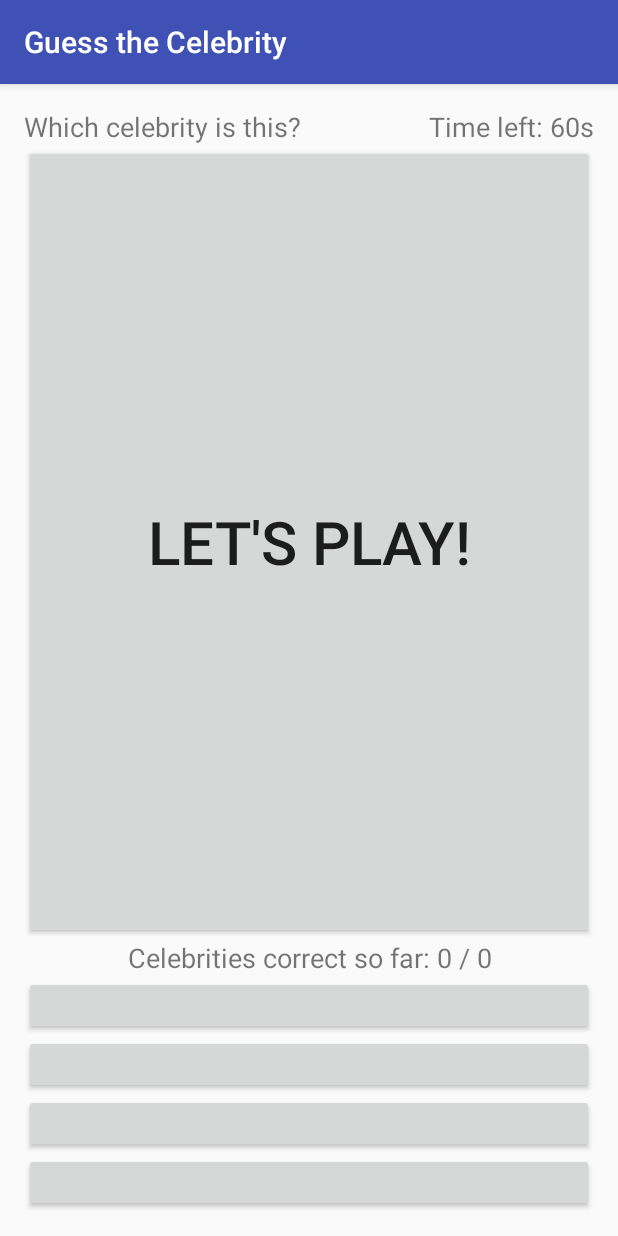
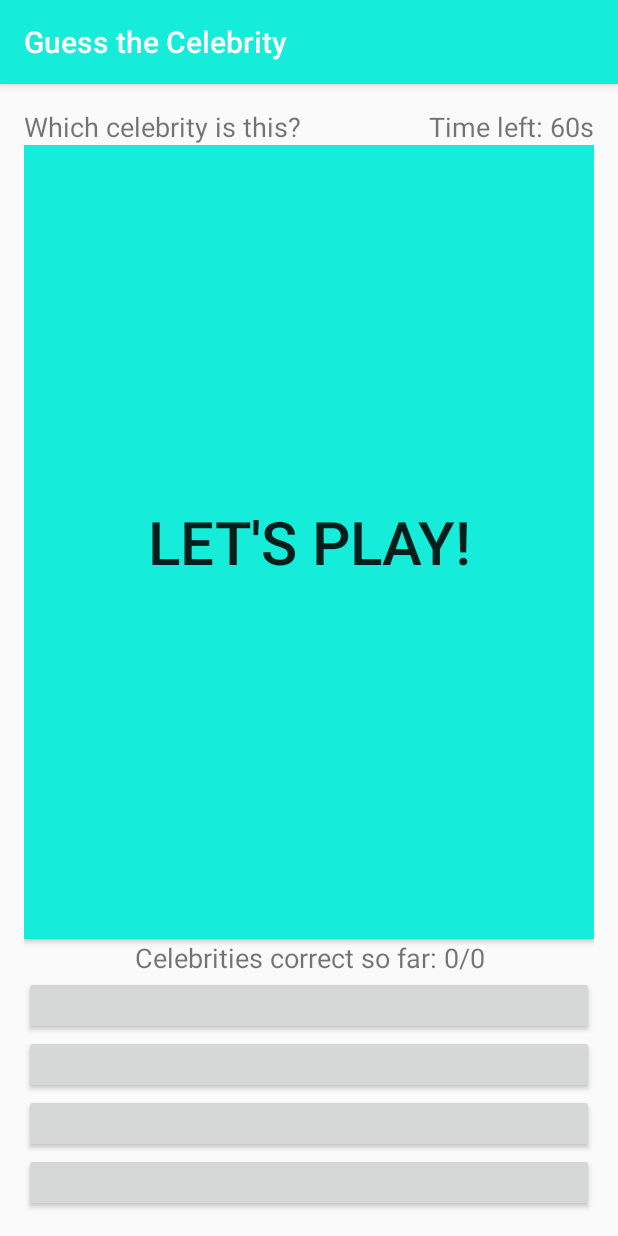
Before and after one commit to jasonbutwell/Android_GuessTheCelebrity, an Android app: the screen it shows after launch (MainActivity), on a phone screen of 412 x 824 dp. Run offline under Robolectric (Android 15) with nearby library versions, the phone set to English and light mode, and no system bars; 2 statements that could not run were skipped.

Commit message:
Countdown timer now working so the user is against the clock to guess the celebrities. The game ends when the timer reaches zero or the player guesses all the celebrities, whether they get them right or wrong, the game will still end. Also added some more comments and tidied up the source some more.

```diff
--- a/app/src/main/java/com/jasonbutwell/guessthecelebrity/MainActivity.java
+++ b/app/src/main/java/com/jasonbutwell/guessthecelebrity/MainActivity.java
@@ -2,6 +2,7 @@ package com.jasonbutwell.guessthecelebrity;
 
 import android.graphics.Bitmap;
 import android.os.Bundle;
+import android.os.CountDownTimer;
 import android.support.v7.app.AppCompatActivity;
 import android.view.View;
 import android.widget.Button;
@@ -29,59 +30,114 @@ public class MainActivity extends AppCompatActivity {
     private String resultHTML = null;
     private DownloadHTMLTask task;
     private ImageDownloaderTask imageTask;
+    private CountDownTimer timer;
 
+    // For the pattern matching
     private Pattern p;
     private Matcher m;
 
     private List <String>celebImages;
     private List <String>celebNames;
     private List <String>answers;
+    private List <String>celebsSoFar;
 
-    int correctAnswerLocation = 0;
-    int celebrityIndex = 0;
+    // location of correct answer and the index of the celeb we need to pull (namewise and imagewise)
+    private int correctAnswerLocation = 0;
+    private int celebrityIndex = 0;
 
-    int correctAnswers = 0;
-    int answerTotal = 0;
+    // answers user has got correct and the total answers that have been answered
+    private int correctAnswers = 0;
+    private int answerTotal = 0;
+    private int quizDurationSeconds = 60;
+    private int milliSecond = 1000;
 
-    Bitmap celebrityImage = null;
+    // storage for image bitmap that we need to fetch
+    private Bitmap celebrityImage = null;
 
-    boolean inPlay;
+    // game state
+    private boolean inPlay;
 
+    // count down timer view
+    private TextView timerTextView;
+
+    // clears all the answer buttons so they are blank prior to and after play
+    private void clearAnswerButtons() {
+        for (int i=0; i < answerButtons.length; i++) {
+            answerButtons[i].setText("");
+        }
+    }
+
+    // The quiz has ended so reset everything
+    private void endQuiz() {
+        inPlay = false;
+        timerTextView.setText("Time Left: "+quizDurationSeconds+"s");
+        showStartButton(true);
+        clearAnswerButtons();
+        timer.cancel();
+    }
+
+    // Toggle between start button and image view
     private void showStartButton( boolean showStatus ) {
         Button showButton = (Button) findViewById(R.id.playButton);
         ImageView imageView = (ImageView) findViewById(R.id.celebrityImageView);
 
         if (showStatus == false)
         {
+            // Show == false means turn off show button and enable the imageview
             showButton.setVisibility(View.INVISIBLE);
             imageView.setVisibility(View.VISIBLE);
         }
         else {
+            // show == true means turn off the imageview and show the button
             showButton.setVisibility(View.VISIBLE);
             imageView.setVisibility(View.INVISIBLE);
         }
     }
 
+    // start the quiz. enabled with the start button is tapped
     public void startQuiz( View view ) {
+
+        correctAnswers = 0;
+        answerTotal = 0;
+
         inPlay = true;
+        celebsSoFar.clear();
+
         showStartButton( false );
+        getNextCelebrity();
+
+        timer = new CountDownTimer(quizDurationSeconds*milliSecond+(milliSecond/10),milliSecond) {
+            @Override
+            public void onTick(long millisUntilFinished) {
+                timerTextView.setText("Time Left: "+String.valueOf(millisUntilFinished/milliSecond)+"s");
+            }
+
+            @Override
+            public void onFinish() {
+                endQuiz();
+            }
+        }.start();
     }
 
+    // called on answer button tap
     public void selectionMade(View view ) {
-        if ( inPlay )
+        if ( inPlay == true )
             checkAnswer(view);
     }
 
+    // sets the buttons to the answers we stored
     private void setAnswerButtons() {
         for (int i=0; i < numberOfAnswers; i++ )
             answerButtons[i].setText(answers.get(i));
     }
 
+    // updates the answer view to show how many answered and how many correct
     private void setAnswerStatus() {
         TextView answerTotalView = (TextView)findViewById(R.id.QuestionNumberTextView);
         answerTotalView.setText("Celebrities correct so far: " + correctAnswers +" / " + answerTotal);
     }
 
+    // sets up the answers for the user
     private void setAnswers() {
         answers.clear();
 
@@ -93,8 +149,9 @@ public class MainActivity extends AppCompatActivity {
         String otherAnswer = "";
 
         for (int i=0; i < numberOfAnswers; i++ ) {
-            if ( i == correctAnswerLocation )             // If the index is equal to the answer location, just add in the answer
+            if ( i == correctAnswerLocation ) {            // If the index is equal to the answer location, just add in the answer
                 answers.add(answerName);
+            }
             else {                                                          // if its not the correct answer location
                 otherAnswer = getCelebrityName(getRandomCelebrityIndex());  // get another random celebrity name
 
@@ -112,44 +169,60 @@ public class MainActivity extends AppCompatActivity {
             }
         }
 
+        // update the answer status and the answer buttons
         setAnswerStatus();
         setAnswerButtons();
     }
 
+    // called when we tap a button to check the tag of the button with the answer id to see if correct or incorrect
     private void checkAnswer(View view) {
         String message = "";
 
         if (view.getTag().toString().equals(Integer.toString(correctAnswerLocation+1))) {
-            message = "Well done! CORRECT!";
+            message = "Well done! CORRECT!";        // Answer correct
             correctAnswers++;
         }
         else
-            message = "I'm sorry, that's WRONG!";
+            message = "I'm sorry, that's WRONG!";   // Answer wrong
 
+        // show correct / incorrect to user
         Toast.makeText(this, message, Toast.LENGTH_SHORT).show();
 
-        answerTotal++;
+        // check we have not answered more questions than we have
+        if ( answerTotal < maxNumberOfCelebrities ) {
+            answerTotal++;
+        }
+
         getNextCelebrity();
+
+        // check to see if all the celebs have been guessed. If so, we need to end the game!
+        if ( answerTotal == maxNumberOfCelebrities )
+            endQuiz();
     }
 
+    // Gets a random index based on the number of celebrities
     private int getRandomCelebrityIndex() {
         Random rand = new Random();
         return rand.nextInt(maxNumberOfCelebrities);
     }
 
+    // gets a random location to store the correct answer in
     private int getRandomAnswerLocation() {
         Random rand = new Random();
         return rand.nextInt(numberOfAnswers);
     }
 
+    // Passes back the name based on the index
     private String getCelebrityName( int index ) {
         return celebNames.get(index);
     }
 
+    // Passes back the URL of the celeb image based on the index
     private String getCelebrityImageURL( int index ) {
         return celebImages.get(index);
     }
 
+    // Change the celeb image view to the bitmap we obtained
     private boolean setViewImageBitmap(Bitmap bitmap) {
         boolean status = false;
 
@@ -162,13 +235,15 @@ public class MainActivity extends AppCompatActivity {
         return status;
     }
 
+    // Uses pattern matching to extract the name and url of the celebrities from the HTML and store them in 2 seperate lists
     private void extractDataFromHTML() {
         p = Pattern.compile(HTMLextractionPattern);
         m = p.matcher(resultHTML);
 
-        String [] array = new String[5];
+        String [] array = new String[5];    // for storing the broken up string
         int count = 0;
 
+        // stop when we have found all the celebrities, including a counter just to be safe
         while ( m.find() && count < maxNumberOfCelebrities ) {
             String temp = m.group(1);
             array = temp.split( HTMLsplitString );
@@ -176,15 +251,27 @@ public class MainActivity extends AppCompatActivity {
             celebImages.add(array[0]); // store the extracted celebrity image url
             celebNames.add(array[1]); // store the extracted celebrity name
 
+            // Increasing the count of celebs we have extracted so far
             count++;
         }
     }
 
+    // Called to grab the next celebrity that the user can guess
     private void getNextCelebrity() {
+
         celebrityIndex = getRandomCelebrityIndex();
+
+        // Look to ensure we have unique entries and no celebrity is repeated on each game
+        for ( int i =0; i < celebsSoFar.size(); i++ )
+            while ( String.valueOf(celebrityIndex).equals(celebsSoFar.get(i) ) )
+                celebrityIndex = getRandomCelebrityIndex();
+
+        // If the celebrities index has not been used before, add it to the list to check against next time.
+        celebsSoFar.add(String.valueOf(celebrityIndex));
 
         imageTask = new ImageDownloaderTask();
 
+        // exception handling
         try {
             celebrityImage = imageTask.execute(getCelebrityImageURL(celebrityIndex)).get();
             setViewImageBitmap(celebrityImage);
@@ -195,6 +282,7 @@ public class MainActivity extends AppCompatActivity {
             e.printStackTrace();
         }
 
+        // set up the answer buttons
         setAnswers();
     }
 
@@ -203,21 +291,31 @@ public class MainActivity extends AppCompatActivity {
         super.onCreate(savedInstanceState);
         setContentView(R.layout.activity_main);
 
+        // Set up lists
         celebImages = new ArrayList<String>();
         celebNames = new ArrayList<String>();
         answers = new ArrayList<String>();
+        celebsSoFar = new ArrayList<String>();
 
+        // store the answer button references in an array for easy reference throughout
         answerButtons = new Button[numberOfAnswers];
         answerButtons[0] = (Button)findViewById(R.id.button1);
         answerButtons[1] = (Button)findViewById(R.id.button2);
         answerButtons[2] = (Button)findViewById(R.id.button3);
         answerButtons[3] = (Button)findViewById(R.id.button4);
 
+        // needed to update the view of the timer
+        timerTextView = (TextView) findViewById(R.id.TimertextView);
+
+        // quiz initialise
         inPlay = false;
         showStartButton( true );
+        clearAnswerButtons();
 
+        // Async Task to grab the HTML from the web in the background
         task = new DownloadHTMLTask();
 
+        // Exception handling
         try {
             resultHTML = task.execute(htmlURL).get();
             extractDataFromHTML();
@@ -227,15 +325,5 @@ public class MainActivity extends AppCompatActivity {
         } catch (ExecutionException e) {
             e.printStackTrace();
         }
-
-        getNextCelebrity();
-
-//        String name = getCelebrityName(celebrityIndex);
-//        String url = getCelebrityImageURL(celebrityIndex);
-//        System.out.println("#" + celebrityIndex + "name: " + name + " url:" + url);
-
-
-
-        System.out.println(answers);
     }
 }
--- a/app/src/main/res/layout/activity_main.xml
+++ b/app/src/main/res/layout/activity_main.xml
@@ -45,12 +45,12 @@
             android:textAlignment="center"
             android:padding="60dp"
             android:textSize="40dp"
-            tools:background="@android:color/holo_blue_light"
             android:layout_centerHorizontal="true"
             android:layout_centerInParent="true"
             android:layout_centerVertical="false"
-            android:visibility="invisible"
-            android:onClick="startQuiz" />
+            android:visibility="visible"
+            android:onClick="startQuiz"
+            android:background="@color/colorPrimary" />
 
         <ImageView
             android:layout_width="match_parent"
--- a/app/src/main/res/values/colors.xml
+++ b/app/src/main/res/values/colors.xml
@@ -1,6 +1,6 @@
 <?xml version="1.0" encoding="utf-8"?>
 <resources>
-    <color name="colorPrimary">#3F51B5</color>
+    <color name="colorPrimary">#15ecda</color>
     <color name="colorPrimaryDark">#303F9F</color>
-    <color name="colorAccent">#FF4081</color>
+    <color name="colorAccent">#ff4081</color>
 </resources>
```
